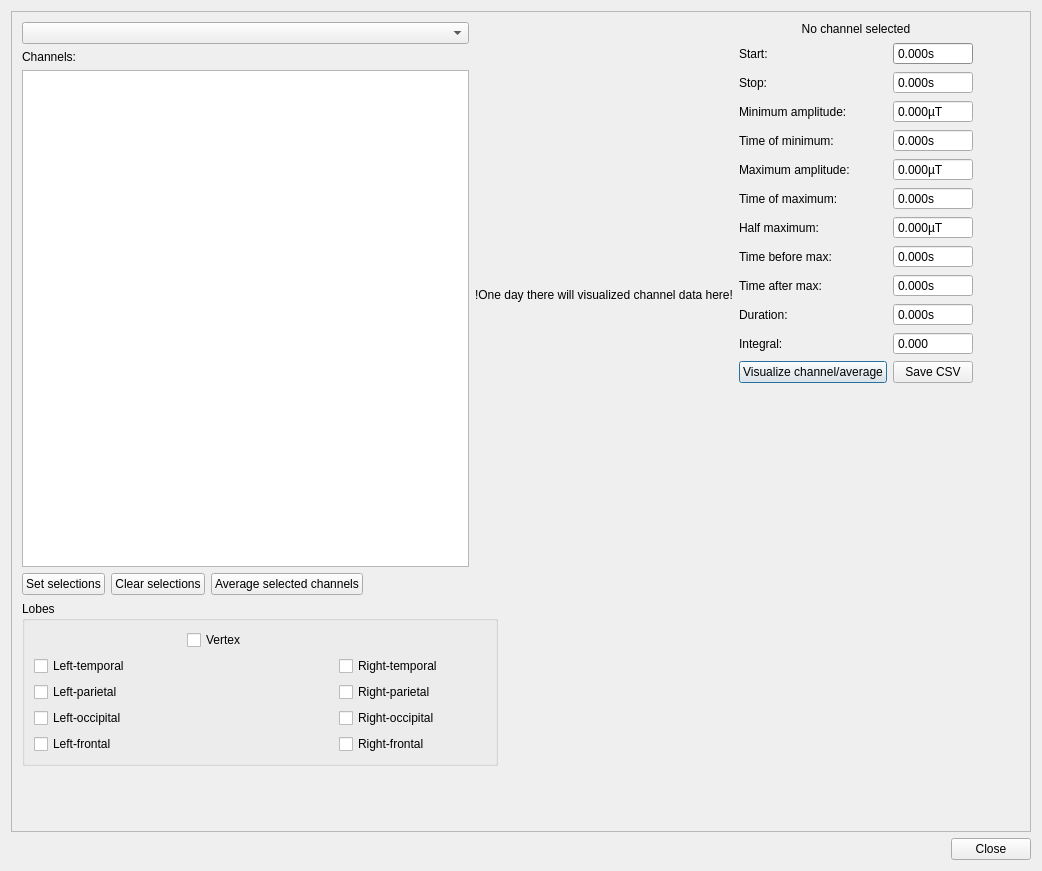
The window that meggie/ui/qt4Designer_ui_files/evokedStatsDialog.ui (cibr-jyu/meggie) describes before a commit, drawn with Qt 5.
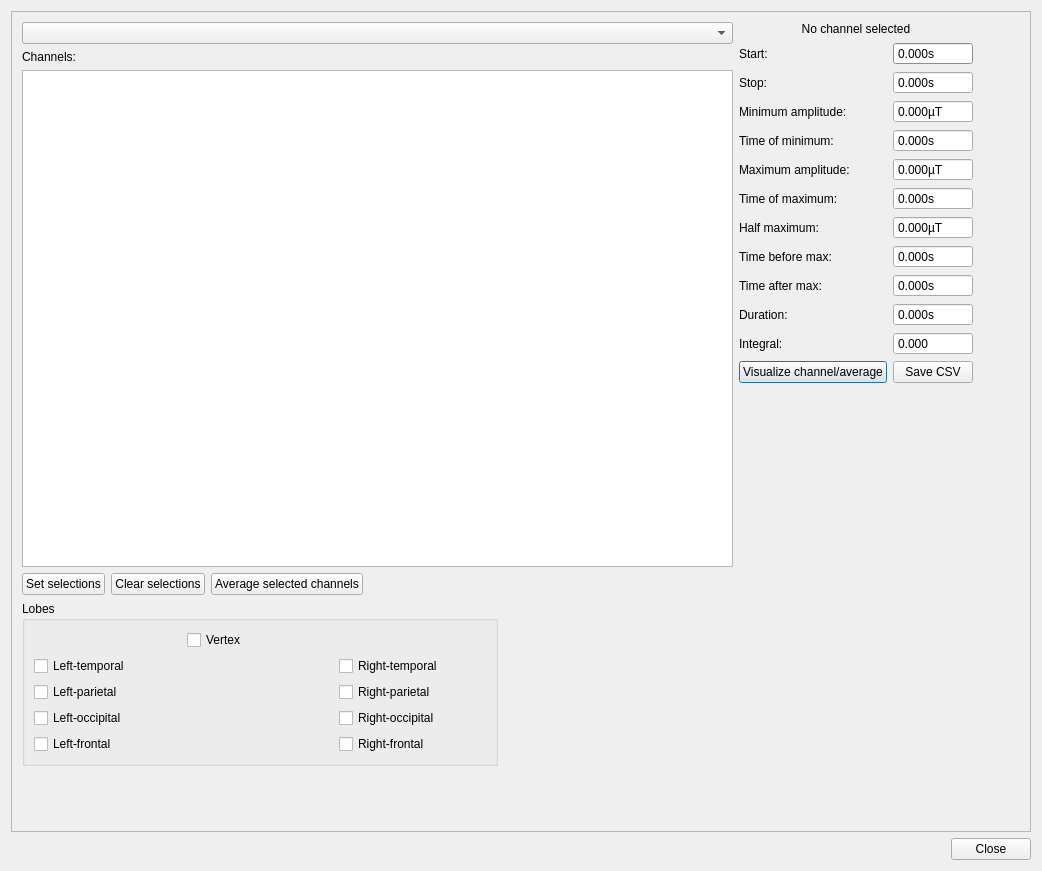
The same window after the commit.

Commit message: Selections in the evokedStatsDialog are working.

```diff
--- a/meggie/ui/qt4Designer_ui_files/evokedStatsDialog.ui
+++ b/meggie/ui/qt4Designer_ui_files/evokedStatsDialog.ui
@@ -55,7 +55,11 @@
           <item>
            <layout class="QVBoxLayout" name="verticalLayout">
             <item>
-             <widget class="QComboBox" name="comboBoxEvoked"/>
+             <widget class="QComboBox" name="comboBoxEvoked">
+              <property name="toolTip">
+               <string>Selected set of evokeds</string>
+              </property>
+             </widget>
             </item>
             <item>
              <widget class="QLabel" name="labelChannels">
@@ -79,13 +83,6 @@
             </item>
            </layout>
           </item>
-          <item>
-           <widget class="QLabel" name="labelTempNote">
-            <property name="text">
-             <string>!One day there will visualized channel data here!</string>
-            </property>
-           </widget>
-          </item>
           <item>
            <layout class="QFormLayout" name="formLayout">
             <property name="fieldGrowthPolicy">
```
The commit also changes 4 other files.
